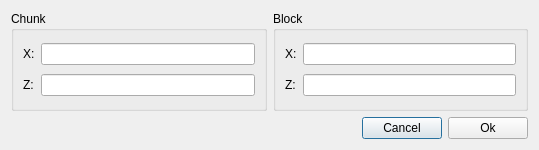
First picture: the form in proj/src/FindChunkDialog.ui, repository germix/minecraft-explorer, before the edit.
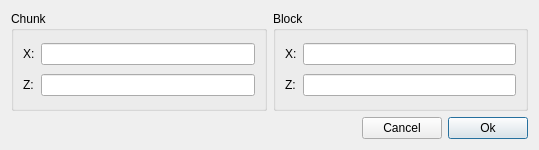
Second picture: the form after the edit.

```diff
--- a/proj/src/FindChunkDialog.ui
+++ b/proj/src/FindChunkDialog.ui
@@ -123,6 +123,9 @@
        <property name="text">
         <string>Ok</string>
        </property>
+       <property name="default">
+        <bool>true</bool>
+       </property>
       </widget>
      </item>
     </layout>
```
Left out of the diff: 7 changed lines with no effect on the pictures.
